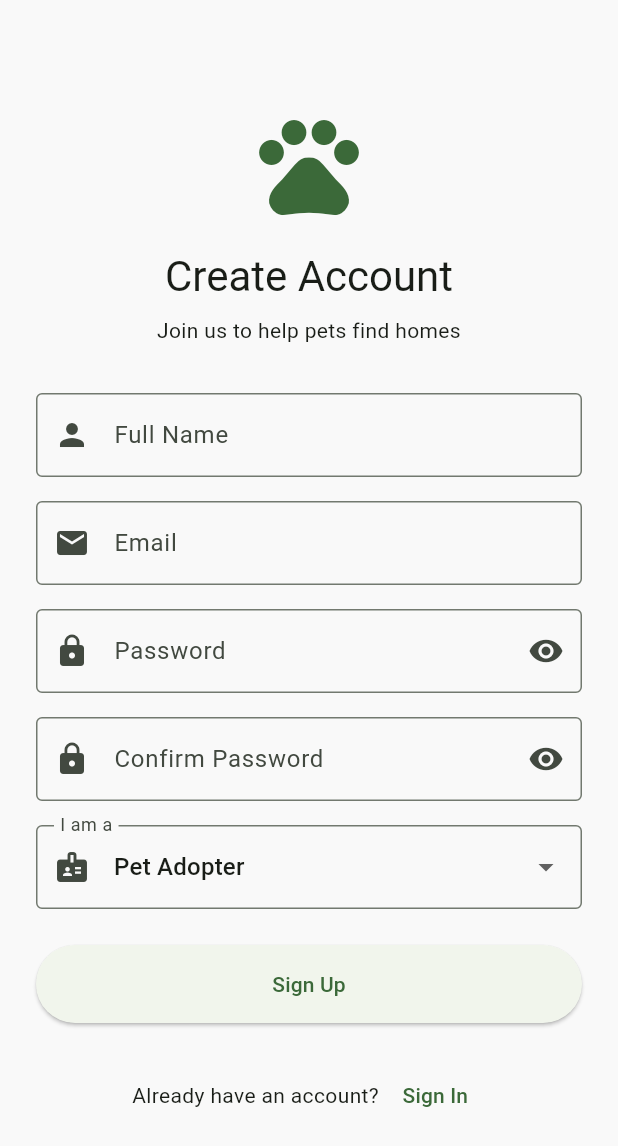
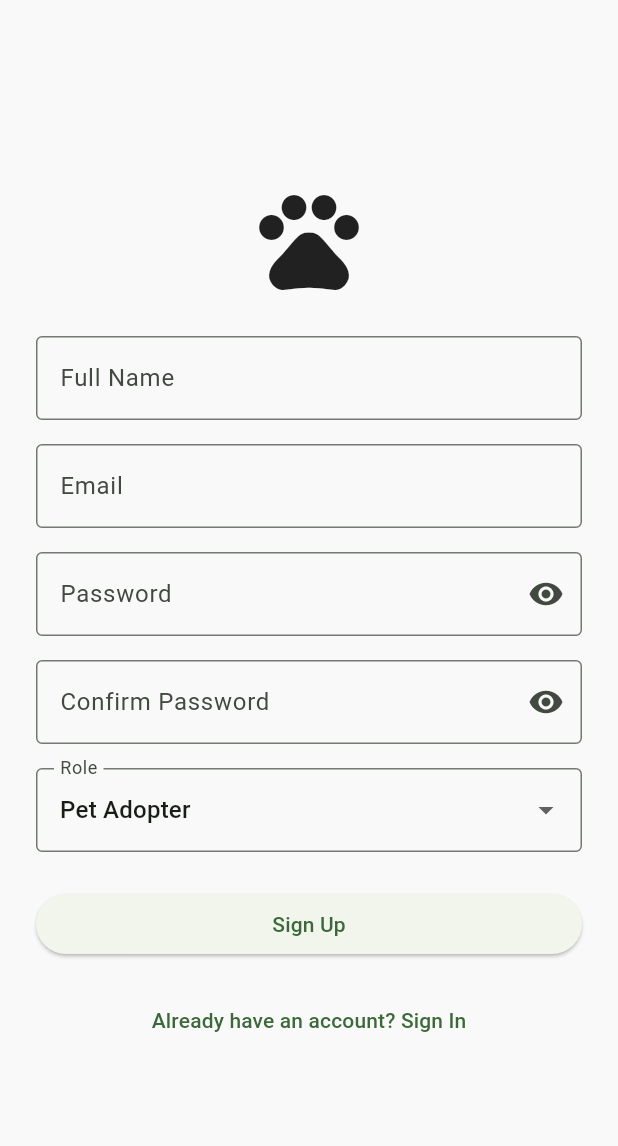
Before and after one commit to bassell01/Pawtopia, a Flutter app: the RegisterPage screen opened by its route, on a phone screen of 412 x 824 dp. Shown: the top 1146 px of the screen. Run offline on Flutter 3.47's test engine with Material 3 defaults, Android fonts, the phone set to English and light mode, and no system bars; our stand-ins replace cloud_firestore, dartz, equatable, firebase_auth, firebase_core, firebase_storage and 5 more; accounts and stored records are empty.

```diff
--- a/flutter_application_1/lib/app.dart
+++ b/flutter_application_1/lib/app.dart
@@ -1,5 +1,6 @@
 import 'package:flutter/material.dart';
 import 'package:flutter_riverpod/flutter_riverpod.dart';
+import 'package:go_router/go_router.dart';
 
 import 'core/routing/app_router.dart';
 import 'core/theme/app_theme.dart';
--- a/flutter_application_1/lib/core/constants/app_routes.dart
+++ b/flutter_application_1/lib/core/constants/app_routes.dart
@@ -1,8 +1,11 @@
+class AppRoutes {
+  // ✅ Root gate (AuthGate decides where to go)
+  static const authGate = '/';
 
-class AppRoutes {
   // Auth
   static const login = '/login';
   static const register = '/register';
+  static const forgotPassword = '/forgot-password';
 
   // Shell / main
   static const home = '/home';
@@ -11,10 +14,12 @@ class AppRoutes {
   static const chat = '/chat';
   static const profile = '/profile';
   static const uiKit = '/ui-kit';
-  static const splash = '/';
-  // Adoption
-  static const adoptionForm = '/adoption-form';
-  static const myRequests = '/my-requests';
+
+  // // Adoption
+  // static const adoptionForm = '/adoption-form';
+  // static const myRequests = '/my-requests';
+  // static const incomingRequests = '/incoming-requests';
+
 
   // Admin
   static const adminDashboard = '/admin';
@@ -24,7 +29,8 @@ class AppRoutes {
 
   //pets
 
+  // Pets details
   static const petDetails = '/pets/:id';
-
-
+  // ✅ helpers
+  static String petDetailsPath(String id) => '/pets/$id';
 }
--- a/flutter_application_1/lib/core/routing/route_guard.dart
+++ b/flutter_application_1/lib/core/routing/route_guard.dart
@@ -14,11 +14,11 @@ class RouteGuard {
   }) {
     // While loading (splash time), keep user on splash
     if (authLoading || (isLoggedIn && roleLoading)) {
-      return location == AppRoutes.splash ? null : AppRoutes.splash;
+      return location == AppRoutes.authGate ? null : AppRoutes.authGate;
     }
 
     final isAuthRoute = location == AppRoutes.login || location == AppRoutes.register;
-    final isSplash = location == AppRoutes.splash;
+    final isSplash = location == AppRoutes.authGate;
     final isAdminRoute = location.startsWith(AppRoutes.adminDashboard);
 
     // Not logged in -> allow only auth routes (and splash)
--- a/flutter_application_1/lib/presentations/pages/auth/register_page.dart
+++ b/flutter_application_1/lib/presentations/pages/auth/register_page.dart
@@ -1,11 +1,11 @@
 import 'package:flutter/material.dart';
 import 'package:flutter_riverpod/flutter_riverpod.dart';
+import 'package:go_router/go_router.dart';
+
+import '../../../core/constants/app_routes.dart';
 import '../../../core/utils/validators.dart';
 import '../../../domain/entities/auth/user.dart';
 import '../../providers/auth/auth_providers.dart';
-import 'package:go_router/go_router.dart';
-import '../../../core/constants/app_routes.dart';
-
 
 class RegisterPage extends ConsumerStatefulWidget {
   const RegisterPage({super.key});
@@ -20,6 +20,7 @@ class _RegisterPageState extends ConsumerState<RegisterPage> {
   final _passwordController = TextEditingController();
   final _confirmPasswordController = TextEditingController();
   final _displayNameController = TextEditingController();
+
   bool _obscurePassword = true;
   bool _obscureConfirmPassword = true;
   UserRole _selectedRole = UserRole.user;
@@ -36,30 +37,31 @@ class _RegisterPageState extends ConsumerState<RegisterPage> {
   Future<void> _handleRegister() async {
     if (!_formKey.currentState!.validate()) return;
 
-    final success = await ref.read(authControllerProvider.notifier).signUpWithEmail(
+    final success =
+        await ref.read(authControllerProvider.notifier).signUpWithEmail(
               email: _emailController.text.trim(),
               password: _passwordController.text,
               displayName: _displayNameController.text.trim(),
               role: _selectedRole,
             );
 
-    if (success && mounted) {
-      // Show verification email sent message
+    if (!mounted) return;
+
+    if (success) {
       ScaffoldMessenger.of(context).showSnackBar(
         const SnackBar(
-          content: Text('Verification email sent! Please check your inbox.'),
-          backgroundColor: Colors.green,
+          content: Text('Account created successfully'),
         ),
       );
-      context.go(AppRoutes.home);
 
+      // ✅ ارجع للـ AuthGate
+      context.go(AppRoutes.authGate);
     }
   }
 
   void _navigateToLogin() {
     context.go(AppRoutes.login);
   }
-
 
   @override
   Widget build(BuildContext context) {
@@ -69,65 +71,40 @@ class _RegisterPageState extends ConsumerState<RegisterPage> {
       body: SafeArea(
         child: Center(
           child: SingleChildScrollView(
-            padding: const EdgeInsets.all(24.0),
+            padding: const EdgeInsets.all(24),
             child: Form(
               key: _formKey,
               child: Column(
-                mainAxisAlignment: MainAxisAlignment.center,
                 crossAxisAlignment: CrossAxisAlignment.stretch,
                 children: [
-                  // Logo
-                  Icon(
-                    Icons.pets,
-                    size: 80,
-                    color: Theme.of(context).primaryColor,
-                  ),
-                  const SizedBox(height: 16),
-                  Text(
-                    'Create Account',
-                    style: Theme.of(context).textTheme.headlineMedium,
-                    textAlign: TextAlign.center,
-                  ),
-                  const SizedBox(height: 8),
-                  Text(
-                    'Join us to help pets find homes',
-                    style: Theme.of(context).textTheme.bodyMedium,
-                    textAlign: TextAlign.center,
-                  ),
-                  const SizedBox(height: 32),
+                  const Icon(Icons.pets, size: 80),
+                  const SizedBox(height: 24),
 
-                  // Display name field
                   TextFormField(
                     controller: _displayNameController,
                     decoration: const InputDecoration(
                       labelText: 'Full Name',
-                      prefixIcon: Icon(Icons.person),
                       border: OutlineInputBorder(),
                     ),
                     validator: Validators.validateDisplayName,
                   ),
                   const SizedBox(height: 16),
 
-                  // Email field
                   TextFormField(
                     controller: _emailController,
-                    keyboardType: TextInputType.emailAddress,
                     decoration: const InputDecoration(
                       labelText: 'Email',
-                      prefixIcon: Icon(Icons.email),
                       border: OutlineInputBorder(),
                     ),
                     validator: Validators.validateEmail,
                   ),
                   const SizedBox(height: 16),
 
-                  // Password field
                   TextFormField(
                     controller: _passwordController,
                     obscureText: _obscurePassword,
                     decoration: InputDecoration(
                       labelText: 'Password',
-                      prefixIcon: const Icon(Icons.lock),
                       border: const OutlineInputBorder(),
                       suffixIcon: IconButton(
                         icon: Icon(
@@ -135,24 +112,19 @@ class _RegisterPageState extends ConsumerState<RegisterPage> {
                               ? Icons.visibility
                               : Icons.visibility_off,
                         ),
-                        onPressed: () {
-                          setState(() {
-                            _obscurePassword = !_obscurePassword;
-                          });
-                        },
+                        onPressed: () =>
+                            setState(() => _obscurePassword = !_obscurePassword),
                       ),
                     ),
                     validator: Validators.validatePassword,
                   ),
                   const SizedBox(height: 16),
 
-                  // Confirm password field
                   TextFormField(
                     controller: _confirmPasswordController,
                     obscureText: _obscureConfirmPassword,
                     decoration: InputDecoration(
                       labelText: 'Confirm Password',
-                      prefixIcon: const Icon(Icons.lock),
                       border: const OutlineInputBorder(),
                       suffixIcon: IconButton(
                         icon: Icon(
@@ -160,11 +132,9 @@ class _RegisterPageState extends ConsumerState<RegisterPage> {
                               ? Icons.visibility
                               : Icons.visibility_off,
                         ),
-                        onPressed: () {
-                          setState(() {
-                            _obscureConfirmPassword = !_obscureConfirmPassword;
-                          });
-                        },
+                        onPressed: () => setState(() =>
+                            _obscureConfirmPassword =
+                                !_obscureConfirmPassword),
                       ),
                     ),
                     validator: (value) =>
@@ -175,12 +145,10 @@ class _RegisterPageState extends ConsumerState<RegisterPage> {
                   ),
                   const SizedBox(height: 16),
 
-                  // Role selection
                   DropdownButtonFormField<UserRole>(
-                    initialValue: _selectedRole,
+                    value: _selectedRole,
                     decoration: const InputDecoration(
-                      labelText: 'I am a',
-                      prefixIcon: Icon(Icons.badge),
+                      labelText: 'Role',
                       border: OutlineInputBorder(),
                     ),
                     items: const [
@@ -190,60 +158,30 @@ class _RegisterPageState extends ConsumerState<RegisterPage> {
                       ),
                       DropdownMenuItem(
                         value: UserRole.shelter,
-                        child: Text('Shelter/Rescue'),
+                        child: Text('Shelter'),
                       ),
                     ],
                     onChanged: (value) {
                       if (value != null) {
-                        setState(() {
-                          _selectedRole = value;
-                        });
+                        setState(() => _selectedRole = value);
                       }
                     },
                   ),
                   const SizedBox(height: 24),
 
-                  // Error message
-                  if (authState.errorMessage != null)
-                    Container(
-                      padding: const EdgeInsets.all(12),
-                      margin: const EdgeInsets.only(bottom: 16),
-                      decoration: BoxDecoration(
-                        color: Colors.red.shade50,
-                        borderRadius: BorderRadius.circular(8),
-                      ),
-                      child: Text(
-                        authState.errorMessage!,
-                        style: TextStyle(color: Colors.red.shade700),
-                      ),
+                  ElevatedButton(
+                    onPressed:
+                        authState.isLoading ? null : _handleRegister,
+                    child: authState.isLoading
+                        ? const CircularProgressIndicator()
+                        : const Text('Sign Up'),
                   ),
 
-                  // Register button
-                  ElevatedButton(
-                    onPressed: authState.isLoading ? null : _handleRegister,
-                    style: ElevatedButton.styleFrom(
-                      padding: const EdgeInsets.symmetric(vertical: 16),
-                    ),
-                    child: authState.isLoading
-                        ? const SizedBox(
-                            height: 20,
-                            width: 20,
-                            child: CircularProgressIndicator(strokeWidth: 2),
-                          )
-                        : const Text('Sign Up'),
-                  ),
-                  const SizedBox(height: 24),
+                  const SizedBox(height: 16),
 
-                  // Login link
-                  Row(
-                    mainAxisAlignment: MainAxisAlignment.center,
-                    children: [
-                      const Text('Already have an account? '),
                   TextButton(
                     onPressed: _navigateToLogin,
-                        child: const Text('Sign In'),
-                      ),
-                    ],
+                    child: const Text('Already have an account? Sign In'),
                   ),
                 ],
               ),
--- a/flutter_application_1/lib/presentations/providers/profile/profile_providers.dart
+++ b/flutter_application_1/lib/presentations/providers/profile/profile_providers.dart
@@ -7,7 +7,7 @@ import '../../../domain/repositories/profile_repository.dart';
 import '../../../domain/usecases/profile/get_user_profile.dart';
 import '../../../domain/usecases/profile/update_user_profile.dart';
 import '../../../domain/usecases/profile/upload_profile_image.dart';
-import '../auth/auth_providers.dart';
+import '../auth/user_role_provider.dart';
 import 'profile_controller.dart';
 
 // External dependencies
```
Also changed, not shown: flutter_application_1/lib/core/di/injection_container.dart (+18 -6 lines), flutter_application_1/lib/core/routing/app_router.dart (+20 -8 lines), flutter_application_1/lib/data/datasources/auth/auth_remote_data_source.dart (+84 -58 lines), flutter_application_1/lib/data/datasources/profile/profile_remote_data_source.dart (+104 -17 lines), flutter_application_1/lib/data/models/auth/user_model.dart (+22 -12 lines), flutter_application_1/lib/data/models/profile/user_profile_model.dart (+11 -10 lines), flutter_application_1/lib/presentations/pages/auth/auth_gate.dart (added, +67 -0 lines), flutter_application_1/lib/presentations/pages/auth/forgot_password_page.dart (+10 -15 lines), flutter_application_1/lib/presentations/pages/auth/login_page.dart (+26 -34 lines), flutter_application_1/lib/presentations/providers/auth/auth_providers.dart (+14 -25 lines), flutter_application_1/lib/presentations/providers/auth/auth_state_provider.dart (+6 -2 lines), flutter_application_1/lib/presentations/providers/auth/user_role_provider.dart (+5 -2 lines). Lines whose indentation alone changed are shown as unchanged.
